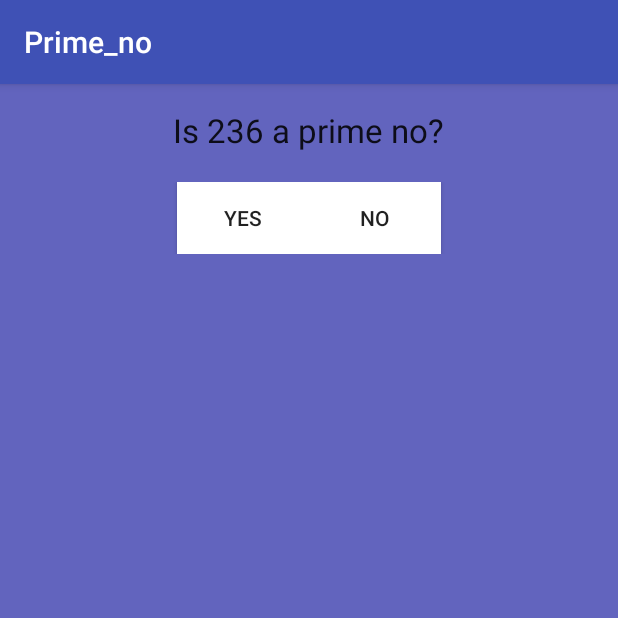
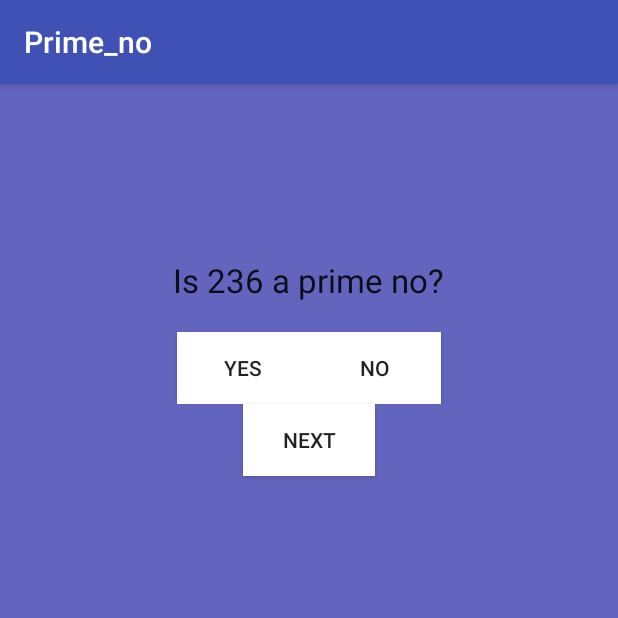
Before and after one commit to somyatuteja/Prime_no_MT16055, an Android app: the screen it shows after launch (MainActivity), after a tap on "NO", on a phone screen of 412 x 824 dp, the top half of it. Run offline under Robolectric (Android 15) with nearby library versions, the phone set to English and light mode, and no system bars.

Commit message:
First Commit

```diff
--- a/app/src/main/java/com/example/hp/prime_no/MainActivity.java
+++ b/app/src/main/java/com/example/hp/prime_no/MainActivity.java
@@ -18,6 +18,7 @@ public class MainActivity extends AppCompatActivity {
     static final String LAST_QUESTION="Last_Question";
    private Button mYesButton;
     private Button mNoButton;
+    private Button mNextButton;
     static boolean ans=false;
     static int ran;
  public boolean isPrime(int r)
@@ -63,34 +64,43 @@ public class MainActivity extends AppCompatActivity {
         super.onCreate(savedInstanceState);
         setContentView(R.layout.activity_main);
         Log.v(TAG, "In onCreate");
-        mYesButton=(Button)findViewById(R.id.YesButton);
-        mNoButton=(Button)findViewById(R.id.NoButton);
-        if(savedInstanceState==null) {
+        mYesButton = (Button) findViewById(R.id.YesButton);
+        mNoButton = (Button) findViewById(R.id.NoButton);
+        mNextButton = (Button) findViewById(R.id.NextButton);
+        if (savedInstanceState == null) {
             this.changeQuestion();
-            Log.v(TAG,"Null saved Instance");
-        }
-        else
-        {
-            ran=savedInstanceState.getInt(LAST_QUESTION);
-            TextView QuestionTextView=(TextView)findViewById(R.id.abc);
-            QuestionTextView.setText("Is "+ran+" a prime no?");
-            Log.v(TAG1,"Restored");
+            Log.v(TAG, "Null saved Instance");
+        } else {
+            ran = savedInstanceState.getInt(LAST_QUESTION);
+            TextView QuestionTextView = (TextView) findViewById(R.id.abc);
+            QuestionTextView.setText("Is " + ran + " a prime no?");
+            Log.v(TAG1, "Restored");
         }
         mNoButton.setOnClickListener(new View.OnClickListener() {
-           @Override
-           public void onClick(View v) {
-               showToast(!ans);
-               changeQuestion();
-           }
-       });
+            @Override
+            public void onClick(View v) {
+                showToast(!ans);
+                // changeQuestion();
+            }
+        });
         mYesButton.setOnClickListener(new View.OnClickListener() {
             @Override
             public void onClick(View v) {
                 showToast(ans);
+                //changeQuestion();
+            }
+        });
+        mNextButton.setOnClickListener(new View.OnClickListener() {
+            @Override
+            public void onClick(View v) {
                 changeQuestion();
             }
         });
     }
+
+
+
+
     @Override
     public void onSaveInstanceState(Bundle savedInstanceState){
         super.onSaveInstanceState(savedInstanceState);
--- a/app/src/main/res/layout/activity_main.xml
+++ b/app/src/main/res/layout/activity_main.xml
@@ -13,6 +13,7 @@
     <TextView
         android:layout_width="wrap_content"
         android:layout_height="wrap_content"
+        android:paddingTop="100dp"
         android:textAppearance="?android:attr/textAppearanceLarge"
         android:paddingBottom="20dp"
         android:id="@+id/abc"
@@ -43,6 +44,12 @@
         android:id="@+id/NoButton"
         android:background="#ffffff"/>
 </LinearLayout>
-
+<Button
+    android:layout_width="wrap_content"
+    android:layout_height="wrap_content"
+    android:text="@string/next_button"
+    android:id="@+id/NextButton"
+    android:layout_gravity="center"
+    android:background="#ffffff"/>
 
 </LinearLayout>
--- a/app/src/main/res/values/strings.xml
+++ b/app/src/main/res/values/strings.xml
@@ -2,6 +2,7 @@
     <string name="app_name">Prime_no</string>
     <string name="yes_button">Yes</string>
     <string name="no_button">No</string>
-    <string name="cor_ans">Correct Answer</string>
-    <string name="incor_ans">Incorrect Answer</string>
+    <string name="correct_ans">Correct Answer</string>
+    <string name="incorrect_ans">Incorrect Answer</string>
+    <string name="next_button">Next</string>
 </resources>
```
